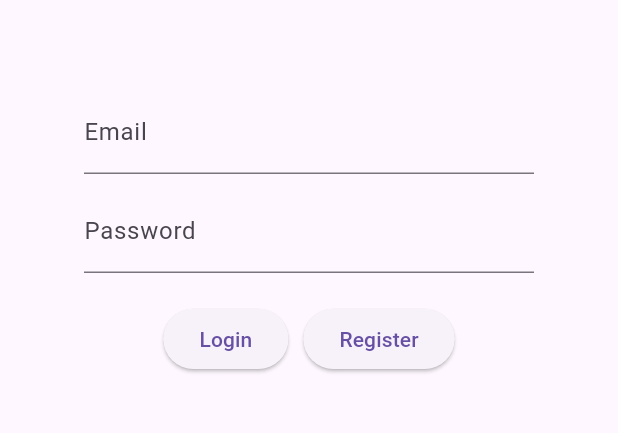
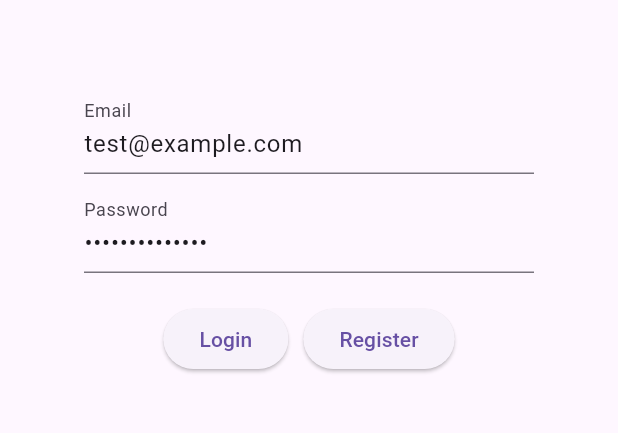
Before and after one commit to Dan0804/wedding_app, a Flutter app: the screen it shows after launch, on a phone screen of 412 x 824 dp, the part 456-889 px from its top. Run offline on Flutter 3.47's test engine with Material 3 defaults, Android fonts, the phone set to English and light mode, and no system bars; our stand-ins replace currency_text_input_formatter, shared_preferences, table_calendar.

Commit message:
insert test id

```diff
--- a/lib/app/widgets/login_form.dart
+++ b/lib/app/widgets/login_form.dart
@@ -18,6 +18,8 @@ class _LoginFormState extends State<LoginForm> {
 
   @override
   Widget build(BuildContext context) {
+    _emailController.text = 'test@example.com';
+    _passwordController.text = 'password1234!!';
     return Form(
       key: _formKey,
       child: Column(
```
